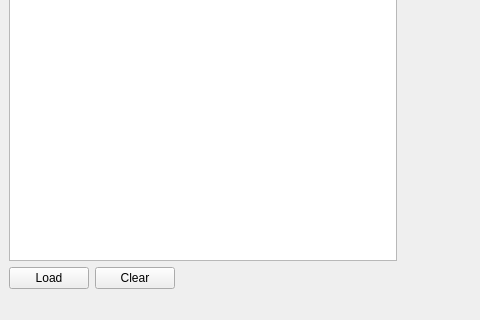
The window that ui/mainwindow.ui (Yahya-Alkhosoussy/Group-Project) describes before a commit, drawn with Qt 5; both pictures show x 0 to 480 and y 280 to 600 of the 800 by 600 pixel window.
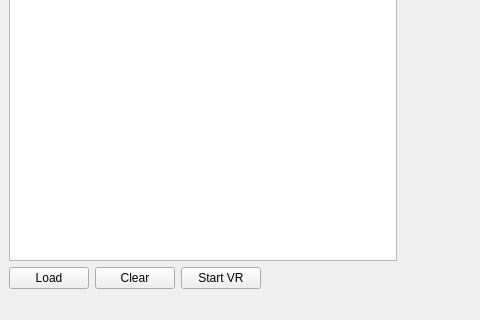
The same window after the commit. Icons and pictures are not drawn. Custom widgets are drawn as their Qt base class.

Patch:
```diff
--- a/ui/mainwindow.ui
+++ b/ui/mainwindow.ui
@@ -66,6 +66,17 @@
           </property>
          </widget>
         </item>
+        <item>
+         <widget class="QPushButton" name="pushButtonToggleVR">
+          <property name="text">
+           <string>Start VR</string>
+          </property>
+          <property name="icon">
+           <iconset>
+            <normaloff>startVR.png</normaloff>startVR.png</iconset>
+          </property>
+         </widget>
+        </item>
         <item>
          <spacer name="horizontalSpacer">
           <property name="orientation">
```
Left out of the diff: 4 changed lines with no effect on the pictures.
